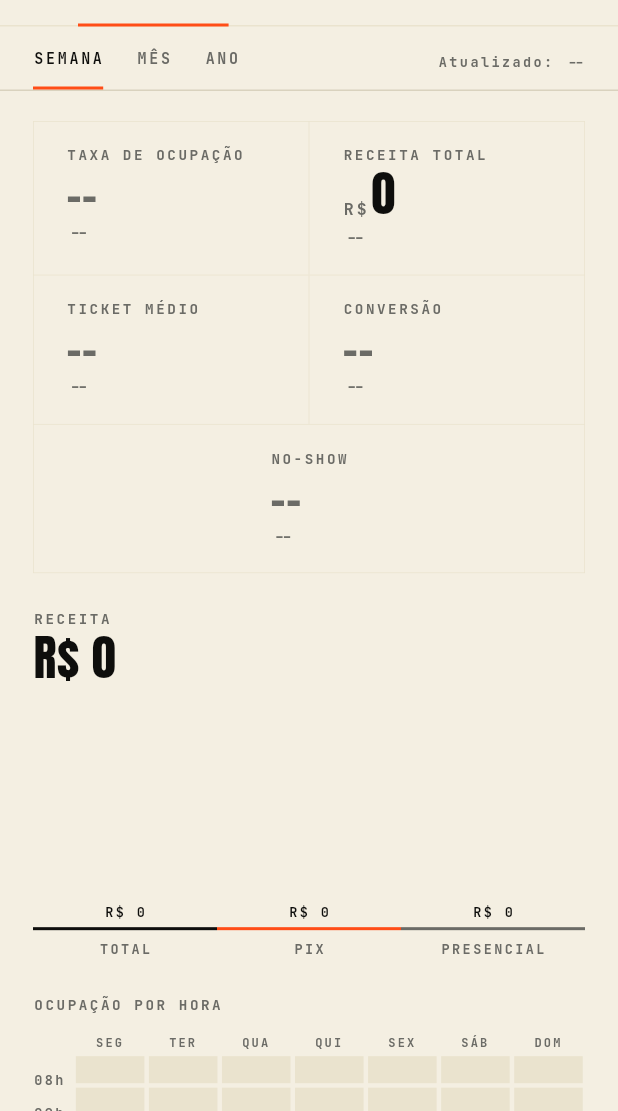
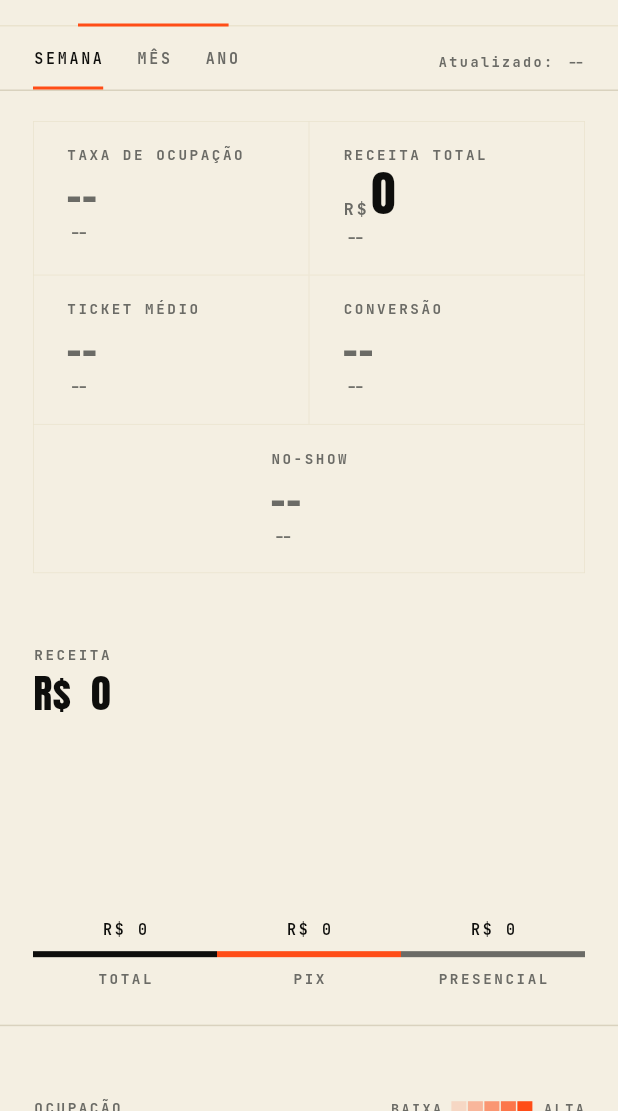
Before and after one commit to AlvaroRumpel/vida_ativa, a Flutter app: the AdminScreen screen opened by its route, on a phone screen of 412 x 824 dp, the part 125-1236 px from its top. Run offline on Flutter 3.47's test engine with Material 3 defaults, Android fonts, the phone set to English and light mode, and no system bars; our stand-ins replace calendar_view, cloud_firestore, cloud_functions, equatable, firebase_auth, firebase_core and 8 more; missing offline and left inert: dart:ui_web; accounts and stored records are empty; generated files the repository leaves out were written again.

Commit message:
feat(29-02): revenue Container bars + heatmap 7x7 GridView
- Replace _buildRevenueChart: 3 proportional Container bars (ink/orange/concrete)
  with _buildRevenueBars helper, R$ mono 10px labels above, kicker 9.5px below
- Add DecoratedBox bottom-border section separator for revenue chart
- Replace _buildHeatmap: custom 7x7 GridView with orange rgba cells
  slots ['08h','10h','12h','14h','16h','18h','20h'], days SEG-DOM
- Heatmap header: OCUPAÇÃO kicker + HORA·DIA Anton title + BAIXA/ALTA legend
- Heatmap cells: lineHair for v==0, Color.fromRGBO(255,77,23,...) for v>0
- Remove outer Padding(horizontal:22) wrappers; sections manage own padding
- No BarChart usage, no 'Dados em breve', flutter analyze passes

```diff
--- a/lib/features/admin/ui/dashboard_tab.dart
+++ b/lib/features/admin/ui/dashboard_tab.dart
@@ -62,15 +62,9 @@ class _DashboardTabState extends State<DashboardTab> {
                   child: _buildKpiGrid(data),
                 ),
                 const SizedBox(height: 24),
-                Padding(
-                  padding: const EdgeInsets.symmetric(horizontal: 22),
-                  child: _buildRevenueChart(data),
-                ),
+                _buildRevenueChart(data),
                 const SizedBox(height: 24),
-                Padding(
-                  padding: const EdgeInsets.symmetric(horizontal: 22),
-                  child: _buildHeatmap(data),
-                ),
+                _buildHeatmap(data),
                 const SizedBox(height: 24),
                 Padding(
                   padding: const EdgeInsets.symmetric(horizontal: 22),
@@ -255,137 +249,201 @@ class _DashboardTabState extends State<DashboardTab> {
     );
   }
 
-  // ── Revenue Chart ────────────────────────────────────────────────────────────
+  // ── Revenue Chart (D-15 through D-20, ADMN-27) ──────────────────────────────
 
   Widget _buildRevenueChart(DashboardData data) {
-    final currencyFmt = NumberFormat.currency(locale: 'pt_BR', symbol: 'R\$', decimalDigits: 0);
+    return DecoratedBox(
+      decoration: const BoxDecoration(
+        border: Border(bottom: BorderSide(color: AppTheme.line, width: 1)),
+      ),
+      child: Column(
+        crossAxisAlignment: CrossAxisAlignment.start,
+        children: [
+          // Header
+          Padding(
+            padding: const EdgeInsets.fromLTRB(22, 24, 22, 0),
+            child: Row(
+              crossAxisAlignment: CrossAxisAlignment.baseline,
+              textBaseline: TextBaseline.alphabetic,
+              children: [
+                Expanded(
+                  child: Column(
+                    crossAxisAlignment: CrossAxisAlignment.start,
+                    children: [
+                      Text('RECEITA', style: AppTheme.mono(size: 9.5)),
+                      const SizedBox(height: 6),
+                      Text(
+                        'R\$ ${NumberFormat.currency(locale: 'pt_BR', symbol: '', decimalDigits: 0).format(data.totalRevenue)}',
+                        style: AppTheme.display(size: 26),
+                      ),
+                    ],
+                  ),
+                ),
+              ],
+            ),
+          ),
+          // Bar chart
+          Padding(
+            padding: const EdgeInsets.fromLTRB(22, 20, 22, 24),
+            child: SizedBox(
+              height: 130 + 20 + 16,
+              child: Row(
+                crossAxisAlignment: CrossAxisAlignment.end,
+                children: _buildRevenueBars(data),
+              ),
+            ),
+          ),
+        ],
+      ),
+    );
+  }
+
+  List<Widget> _buildRevenueBars(DashboardData data) {
     final bars = [
-      (label: 'TOTAL',      value: data.totalRevenue,      color: AppTheme.ink),
+      (label: 'TOTAL',      value: data.totalRevenue,     color: AppTheme.ink),
       (label: 'PIX',        value: data.pixRevenue,        color: AppTheme.orange),
       (label: 'PRESENCIAL', value: data.onArrivalRevenue,  color: AppTheme.concrete),
     ];
     final maxVal = bars.map((b) => b.value).reduce((a, b) => a > b ? a : b);
-    const chartHeight = 130.0;
+    final safeMax = maxVal > 0 ? maxVal : 1.0;
+    final currFmt = NumberFormat.currency(locale: 'pt_BR', symbol: 'R\$', decimalDigits: 0);
 
-    return Column(
-      crossAxisAlignment: CrossAxisAlignment.start,
-      children: [
-        Text('RECEITA', style: AppTheme.mono(size: 9.5, color: AppTheme.concrete)),
-        const SizedBox(height: 4),
-        Text(currencyFmt.format(data.totalRevenue), style: AppTheme.display(size: 32)),
-        const SizedBox(height: 16),
-        SizedBox(
-          height: chartHeight + 40,
-          child: Row(
-            crossAxisAlignment: CrossAxisAlignment.end,
-            children: bars.map((bar) {
-              final barH = maxVal > 0 ? (bar.value / maxVal) * chartHeight : 0.0;
-              return Expanded(
-                child: Column(
-                  mainAxisAlignment: MainAxisAlignment.end,
+    return bars.map((b) {
+      final barHeight = ((b.value / safeMax) * 130.0).clamp(4.0, 130.0);
+      return Expanded(
+        child: Column(
+          mainAxisAlignment: MainAxisAlignment.end,
+          children: [
+            Text(currFmt.format(b.value), style: AppTheme.mono(size: 10, color: AppTheme.ink)),
+            const SizedBox(height: 8),
+            Container(
+              height: barHeight,
+              color: b.color,
+            ),
+            const SizedBox(height: 8),
+            Text(b.label, style: AppTheme.mono(size: 9.5)),
+          ],
+        ),
+      );
+    }).toList();
+  }
+
+  // ── Heatmap custom GridView (D-01 through D-06, ADMN-28) ────────────────────
+
+  Widget _buildHeatmap(DashboardData data) {
+    const days = ['SEG', 'TER', 'QUA', 'QUI', 'SEX', 'SÁB', 'DOM'];
+    const slots = ['08h', '10h', '12h', '14h', '16h', '18h', '20h'];
+    // Placeholder: all zeros. Real data requires DashboardData extension (deferred).
+    final heat = List.generate(7, (_) => List.filled(7, 0.0)); // [dayIdx][slotIdx]
+
+    return DecoratedBox(
+      decoration: const BoxDecoration(
+        border: Border(bottom: BorderSide(color: AppTheme.line, width: 1)),
+      ),
+      child: Column(
+        crossAxisAlignment: CrossAxisAlignment.start,
+        children: [
+          // Header row
+          Padding(
+            padding: const EdgeInsets.fromLTRB(22, 24, 22, 0),
+            child: Row(
+              crossAxisAlignment: CrossAxisAlignment.baseline,
+              textBaseline: TextBaseline.alphabetic,
+              children: [
+                Expanded(
+                  child: Column(
+                    crossAxisAlignment: CrossAxisAlignment.start,
+                    children: [
+                      Text('OCUPAÇÃO', style: AppTheme.mono(size: 9.5)),
+                      const SizedBox(height: 6),
+                      Text('HORA · DIA', style: AppTheme.display(size: 26)),
+                    ],
+                  ),
+                ),
+                // Legend: BAIXA · 5 squares · ALTA
+                Row(
                   children: [
-                    Text(
-                      currencyFmt.format(bar.value),
-                      style: AppTheme.mono(size: 9, color: AppTheme.ink),
-                    ),
-                    const SizedBox(height: 4),
-                    Container(
-                      height: barH.clamp(2.0, chartHeight),
-                      color: bar.color,
-                    ),
-                    const SizedBox(height: 6),
-                    Text(bar.label, style: AppTheme.mono(size: 9, color: AppTheme.concrete)),
+                    Text('BAIXA', style: AppTheme.mono(size: 9)),
+                    const SizedBox(width: 6),
+                    ...[0.15, 0.35, 0.55, 0.75, 1.0].map((o) => Container(
+                      width: 10,
+                      height: 10,
+                      color: Color.fromRGBO(255, 77, 23, o),
+                      margin: const EdgeInsets.only(right: 1),
+                    )),
+                    const SizedBox(width: 6),
+                    Text('ALTA', style: AppTheme.mono(size: 9)),
                   ],
                 ),
-              );
-            }).toList(),
-          ),
-        ),
-      ],
-    );
-  }
-
-  // ── Heatmap (placeholder structure) ─────────────────────────────────────────
-
-  Widget _buildHeatmap(DashboardData data) {
-    const hours = ['08h', '09h', '10h', '11h', '12h', '13h', '14h', '15h', '16h', '17h', '18h', '19h', '20h'];
-    const days = ['SEG', 'TER', 'QUA', 'QUI', 'SEX', 'SÁB', 'DOM'];
-
-    return Column(
-      crossAxisAlignment: CrossAxisAlignment.start,
-      children: [
-        Text('OCUPAÇÃO POR HORA', style: AppTheme.mono(size: 9.5, color: AppTheme.concrete)),
-        const SizedBox(height: 12),
-        Row(
-          crossAxisAlignment: CrossAxisAlignment.start,
-          children: [
-            // Y-axis labels
-            Column(
-              crossAxisAlignment: CrossAxisAlignment.end,
-              children: [
-                const SizedBox(height: 20), // header offset
-                ...hours.map((h) => SizedBox(
-                  height: 22,
-                  child: Align(
-                    alignment: Alignment.centerRight,
-                    child: Text(h, style: AppTheme.mono(size: 9, color: AppTheme.concrete)),
-                  ),
-                )),
               ],
             ),
-            const SizedBox(width: 6),
-            Expanded(
-              child: Column(
-                children: [
-                  // X-axis labels
-                  Row(
+          ),
+          // Grid body
+          Padding(
+            padding: const EdgeInsets.fromLTRB(22, 18, 22, 0),
+            child: Row(
+              crossAxisAlignment: CrossAxisAlignment.start,
+              children: [
+                // Y-axis: slot labels
+                SizedBox(
+                  width: 32,
+                  child: Column(
+                    children: slots.map((s) => SizedBox(
+                      height: 22,
+                      child: Text(s, style: AppTheme.mono(size: 9)),
+                    )).toList(),
+                  ),
+                ),
+                const SizedBox(width: 6),
+                // Grid: 7 slot rows × 7 day columns
+                Expanded(
+                  child: Column(
+                    children: List.generate(slots.length, (slotIdx) => Padding(
+                      padding: const EdgeInsets.only(bottom: 3),
+                      child: Row(
+                        children: List.generate(days.length, (dayIdx) {
+                          final v = heat[dayIdx][slotIdx];
+                          return Expanded(
+                            child: Container(
+                              height: 22,
+                              margin: dayIdx < days.length - 1
+                                  ? const EdgeInsets.only(right: 3)
+                                  : EdgeInsets.zero,
+                              color: v == 0.0
+                                  ? AppTheme.lineHair
+                                  : Color.fromRGBO(255, 77, 23, (0.12 + v * 0.88).clamp(0.0, 1.0)),
+                            ),
+                          );
+                        }),
+                      ),
+                    )),
+                  ),
+                ),
+              ],
+            ),
+          ),
+          // X-axis labels
+          Padding(
+            padding: const EdgeInsets.fromLTRB(22, 6, 22, 24),
+            child: Row(
+              children: [
+                const SizedBox(width: 32 + 6), // match Y-axis offset
+                Expanded(
+                  child: Row(
                     children: days.map((d) => Expanded(
                       child: Text(
                         d,
+                        style: AppTheme.mono(size: 8.5),
                         textAlign: TextAlign.center,
-                        style: AppTheme.mono(size: 8, color: AppTheme.concrete),
                       ),
                     )).toList(),
                   ),
-                  const SizedBox(height: 4),
-                  // Grid cells
-                  ...hours.map((h) => Padding(
-                    padding: const EdgeInsets.only(bottom: 3),
-                    child: Row(
-                      children: days.map((d) => Expanded(
-                        child: Padding(
-                          padding: const EdgeInsets.symmetric(horizontal: 1.5),
-                          child: Container(
-                            height: 18,
-                            color: AppTheme.lineHair,
-                          ),
-                        ),
-                      )).toList(),
-                    ),
-                  )),
-                ],
-              ),
+                ),
+              ],
             ),
-          ],
-        ),
-        const SizedBox(height: 10),
-        // Scale legend
-        Row(
-          mainAxisSize: MainAxisSize.min,
-          children: [
-            Text('BAIXA', style: AppTheme.mono(size: 9, color: AppTheme.concrete)),
-            const SizedBox(width: 6),
-            ...const [0.15, 0.35, 0.55, 0.75, 1.0].map((opacity) => Container(
-              width: 10,
-              height: 10,
-              margin: const EdgeInsets.symmetric(horizontal: 2),
-              color: AppTheme.orange.withValues(alpha: opacity),
-            )),
-            const SizedBox(width: 6),
-            Text('ALTA', style: AppTheme.mono(size: 9, color: AppTheme.concrete)),
-          ],
-        ),
-      ],
+          ),
+        ],
+      ),
     );
   }
 
```
